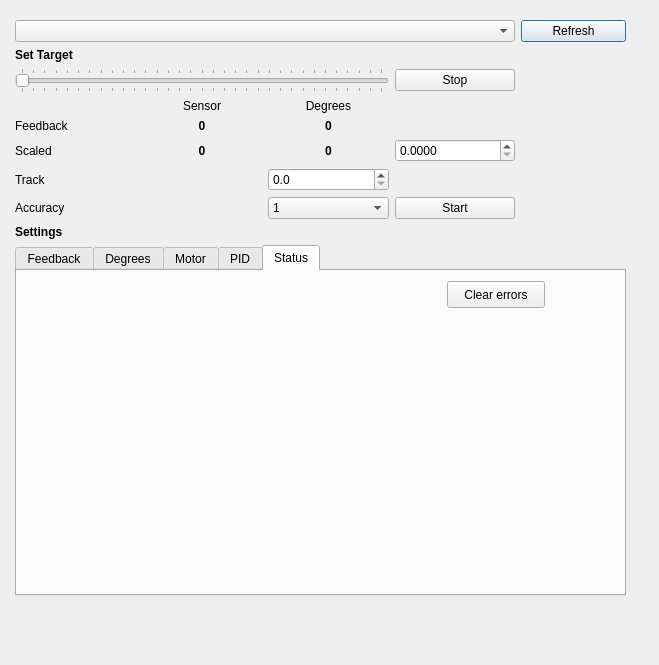
Old version of the form jrk/usbjrkdialog.ui in the repository poes-weather/Sensor-Benchmark.
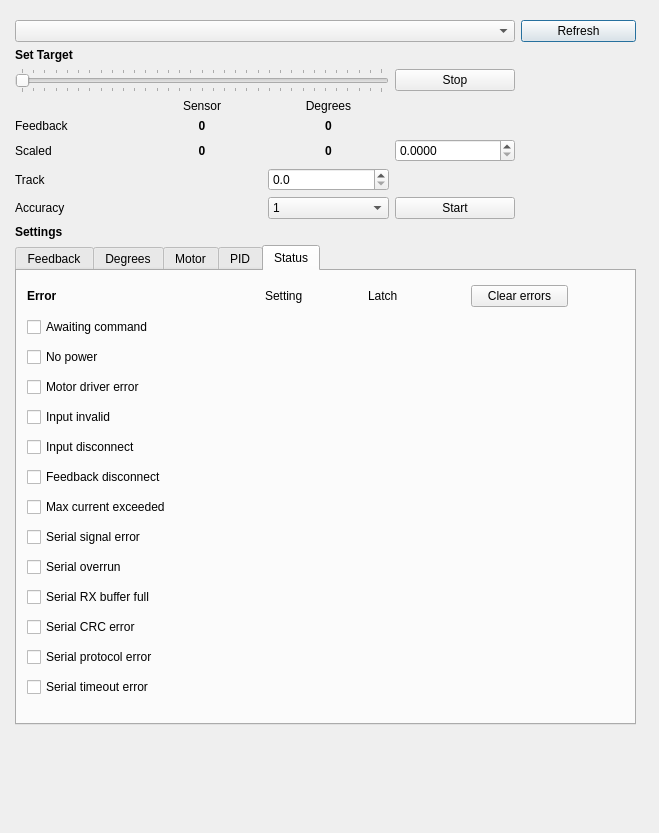
New version of the form. The open tabs and pages were chosen to show the change.

```diff
--- a/jrk/usbjrkdialog.ui
+++ b/jrk/usbjrkdialog.ui
@@ -7,19 +7,19 @@
     <x>0</x>
     <y>0</y>
     <width>659</width>
-    <height>665</height>
+    <height>833</height>
    </rect>
   </property>
   <property name="windowTitle">
    <string>USB Jrk Motor Contol</string>
   </property>
-  <widget class="QWidget" name="">
+  <widget class="QWidget" name="layoutWidget">
    <property name="geometry">
     <rect>
      <x>10</x>
      <y>10</y>
      <width>631</width>
-     <height>632</height>
+     <height>801</height>
     </rect>
    </property>
    <layout class="QGridLayout" name="mainLayout">
@@ -271,8 +271,8 @@
      <widget class="QTabWidget" name="tabWidget">
       <property name="minimumSize">
        <size>
-        <width>611</width>
-        <height>351</height>
+        <width>621</width>
+        <height>480</height>
        </size>
       </property>
       <property name="currentIndex">
@@ -1041,18 +1041,148 @@
        <attribute name="title">
         <string>Status</string>
        </attribute>
-       <widget class="QPushButton" name="clrerrorsBtn">
+       <widget class="QWidget" name="">
         <property name="geometry">
          <rect>
-          <x>430</x>
+          <x>10</x>
           <y>10</y>
-          <width>98</width>
-          <height>27</height>
+          <width>541</width>
+          <height>426</height>
          </rect>
         </property>
-        <property name="text">
-         <string>Clear errors</string>
-        </property>
+        <layout class="QGridLayout" name="gridLayout_6">
+         <item row="1" column="0" colspan="2">
+          <widget class="QLabel" name="errorLabel">
+           <property name="font">
+            <font>
+             <weight>75</weight>
+             <bold>true</bold>
+            </font>
+           </property>
+           <property name="text">
+            <string>Error</string>
+           </property>
+          </widget>
+         </item>
+         <item row="1" column="2">
+          <widget class="QLabel" name="label_41">
+           <property name="text">
+            <string>Setting</string>
+           </property>
+          </widget>
+         </item>
+         <item row="1" column="3">
+          <widget class="QLabel" name="label_42">
+           <property name="text">
+            <string>Latch</string>
+           </property>
+          </widget>
+         </item>
+         <item row="2" column="0" colspan="2">
+          <widget class="QCheckBox" name="errWaitingCb">
+           <property name="enabled">
+            <bool>true</bool>
+           </property>
+           <property name="text">
+            <string>Awaiting command</string>
+           </property>
+          </widget>
+         </item>
+         <item row="3" column="0" colspan="2">
+          <widget class="QCheckBox" name="errPowerCb">
+           <property name="enabled">
+            <bool>true</bool>
+           </property>
+           <property name="text">
+            <string>No power</string>
+           </property>
+          </widget>
+         </item>
+         <item row="4" column="0" colspan="2">
+          <widget class="QCheckBox" name="errMotorDriverCb">
+           <property name="text">
+            <string>Motor driver error</string>
+           </property>
+          </widget>
+         </item>
+         <item row="5" column="0" colspan="2">
+          <widget class="QCheckBox" name="errInputInvalidCb">
+           <property name="text">
+            <string>Input invalid</string>
+           </property>
+          </widget>
+         </item>
+         <item row="6" column="0" colspan="2">
+          <widget class="QCheckBox" name="errInputDisconnectCb">
+           <property name="text">
+            <string>Input disconnect</string>
+           </property>
+          </widget>
+         </item>
+         <item row="7" column="0" colspan="2">
+          <widget class="QCheckBox" name="errFeedbackDisconnectCb">
+           <property name="text">
+            <string>Feedback disconnect</string>
+           </property>
+          </widget>
+         </item>
+         <item row="8" column="0" colspan="2">
+          <widget class="QCheckBox" name="errMaxCurrentCb">
+           <property name="text">
+            <string>Max current exceeded</string>
+           </property>
+          </widget>
+         </item>
+         <item row="9" column="0" colspan="2">
+          <widget class="QCheckBox" name="errSerialSigCb">
+           <property name="text">
+            <string>Serial signal error</string>
+           </property>
+          </widget>
+         </item>
+         <item row="10" column="0" colspan="2">
+          <widget class="QCheckBox" name="errSerialOverrunCb">
+           <property name="text">
+            <string>Serial overrun</string>
+           </property>
+          </widget>
+         </item>
+         <item row="13" column="0" colspan="2">
+          <widget class="QCheckBox" name="errSerialProtocolCb">
+           <property name="text">
+            <string>Serial protocol error</string>
+           </property>
+          </widget>
+         </item>
+         <item row="14" column="0" colspan="2">
+          <widget class="QCheckBox" name="errTimeoutCb">
+           <property name="text">
+            <string>Serial timeout error</string>
+           </property>
+          </widget>
+         </item>
+         <item row="11" column="0">
+          <widget class="QCheckBox" name="errSerialRXbuffCb">
+           <property name="text">
+            <string>Serial RX buffer full</string>
+           </property>
+          </widget>
+         </item>
+         <item row="12" column="0">
+          <widget class="QCheckBox" name="errCRCCb">
+           <property name="text">
+            <string>Serial CRC error</string>
+           </property>
+          </widget>
+         </item>
+         <item row="1" column="4">
+          <widget class="QPushButton" name="clrerrorsBtn">
+           <property name="text">
+            <string>Clear errors</string>
+           </property>
+          </widget>
+         </item>
+        </layout>
        </widget>
       </widget>
      </widget>
```
Left out of the diff: 8 changed lines with no effect on the pictures.
